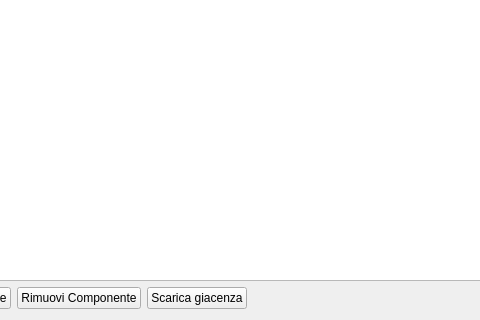
Qt form hcomposizionelotto.ui (fblabs/hamlet-mod-sancon) before a commit; both pictures show x 211 to 691 and y 450 to 770 of the 1213 by 770 pixel window.
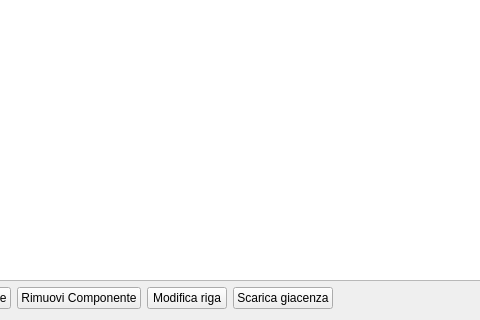
The same form after that commit. Icons and pictures are not drawn.

```diff
--- a/hcomposizionelotto.ui
+++ b/hcomposizionelotto.ui
@@ -121,6 +121,23 @@
        </property>
       </widget>
      </item>
+     <item>
+      <widget class="QPushButton" name="pbModify">
+       <property name="text">
+        <string>Modifica riga</string>
+       </property>
+       <property name="icon">
+        <iconset resource="icons.qrc">
+         <normaloff>:/Resources/Actions-configure-icon.png</normaloff>:/Resources/Actions-configure-icon.png</iconset>
+       </property>
+       <property name="iconSize">
+        <size>
+         <width>32</width>
+         <height>32</height>
+        </size>
+       </property>
+      </widget>
+     </item>
      <item>
       <widget class="QPushButton" name="pbScarico">
        <property name="text">
```
